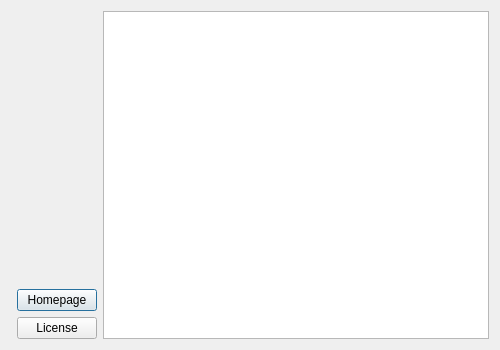
ModbusScope/ModbusScope, file src/dialogs/aboutdialog.ui: the form before one commit.
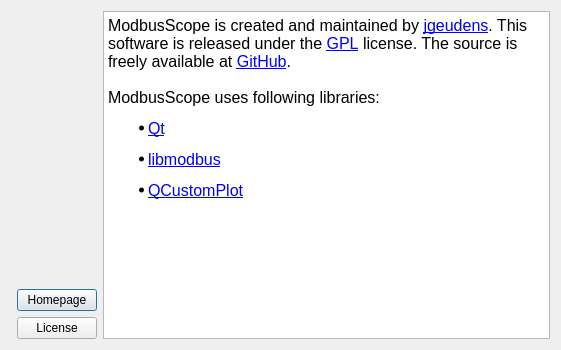
The form after the commit. Icons and pictures are not drawn.

Commit message: Update About dialog

```diff
--- a/src/dialogs/aboutdialog.ui
+++ b/src/dialogs/aboutdialog.ui
@@ -6,7 +6,7 @@
    <rect>
     <x>0</x>
     <y>0</y>
-    <width>500</width>
+    <width>561</width>
     <height>350</height>
    </rect>
   </property>
@@ -112,6 +112,16 @@
      <property name="readOnly">
       <bool>true</bool>
      </property>
+     <property name="html">
+      <string>&lt;!DOCTYPE HTML PUBLIC &quot;-//W3C//DTD HTML 4.0//EN&quot; &quot;http://www.w3.org/TR/REC-html40/strict.dtd&quot;&gt;
+&lt;html&gt;&lt;head&gt;&lt;meta name=&quot;qrichtext&quot; content=&quot;1&quot; /&gt;&lt;style type=&quot;text/css&quot;&gt;
+p, li { white-space: pre-wrap; }
+&lt;/style&gt;&lt;/head&gt;&lt;body style=&quot; font-family:'Ubuntu'; font-size:11pt; font-weight:400; font-style:normal;&quot;&gt;
+&lt;p style=&quot; margin-top:12px; margin-bottom:12px; margin-left:0px; margin-right:0px; -qt-block-indent:0; text-indent:0px;&quot;&gt;&lt;span style=&quot; font-size:12pt;&quot;&gt;ModbusScope is created and maintained by &lt;/span&gt;&lt;a href=&quot;https://github.com/jgeudens&quot;&gt;&lt;span style=&quot; font-size:12pt; text-decoration: underline; color:#0000ff;&quot;&gt;jgeudens&lt;/span&gt;&lt;/a&gt;&lt;span style=&quot; font-size:12pt;&quot;&gt;. This software is released under the &lt;/span&gt;&lt;a href=&quot;http://www.gnu.org/licenses/gpl.html#content&quot;&gt;&lt;span style=&quot; font-size:12pt; text-decoration: underline; color:#0000ff;&quot;&gt;GPL&lt;/span&gt;&lt;/a&gt;&lt;span style=&quot; font-size:12pt;&quot;&gt; license. The source is freely available at &lt;/span&gt;&lt;a href=&quot;https://github.com/jgeudens/ModbusScope&quot;&gt;&lt;span style=&quot; font-size:12pt; text-decoration: underline; color:#0000ff;&quot;&gt;GitHub&lt;/span&gt;&lt;/a&gt;&lt;span style=&quot; font-size:12pt;&quot;&gt;.&lt;br /&gt;&lt;br /&gt;ModbusScope uses following libraries:&lt;/span&gt;&lt;/p&gt;
+&lt;ul style=&quot;margin-top: 0px; margin-bottom: 0px; margin-left: 0px; margin-right: 0px; -qt-list-indent: 1;&quot;&gt;&lt;li style=&quot; margin-top:12px; margin-bottom:12px; margin-left:0px; margin-right:0px; -qt-block-indent:0; text-indent:0px;&quot;&gt;&lt;a href=&quot;http://qt-project.org/&quot;&gt;&lt;span style=&quot; font-size:12pt; text-decoration: underline; color:#0000ff;&quot;&gt;Qt&lt;/span&gt;&lt;/a&gt;&lt;/li&gt;
+&lt;li style=&quot; margin-top:12px; margin-bottom:12px; margin-left:0px; margin-right:0px; -qt-block-indent:0; text-indent:0px;&quot;&gt;&lt;a href=&quot;http://libmodbus.org/&quot;&gt;&lt;span style=&quot; font-size:12pt; text-decoration: underline; color:#0000ff;&quot;&gt;libmodbus&lt;/span&gt;&lt;/a&gt;&lt;/li&gt;
+&lt;li style=&quot; margin-top:12px; margin-bottom:12px; margin-left:0px; margin-right:0px; -qt-block-indent:0; text-indent:0px;&quot;&gt;&lt;a href=&quot;http://www.qcustomplot.com/&quot;&gt;&lt;span style=&quot; font-size:12pt; text-decoration: underline; color:#0000ff;&quot;&gt;QCustomPlot&lt;/span&gt;&lt;/a&gt;&lt;/li&gt;&lt;/ul&gt;&lt;/body&gt;&lt;/html&gt;</string>
+     </property>
     </widget>
    </item>
   </layout>
```
The commit also changes 1 other file.
